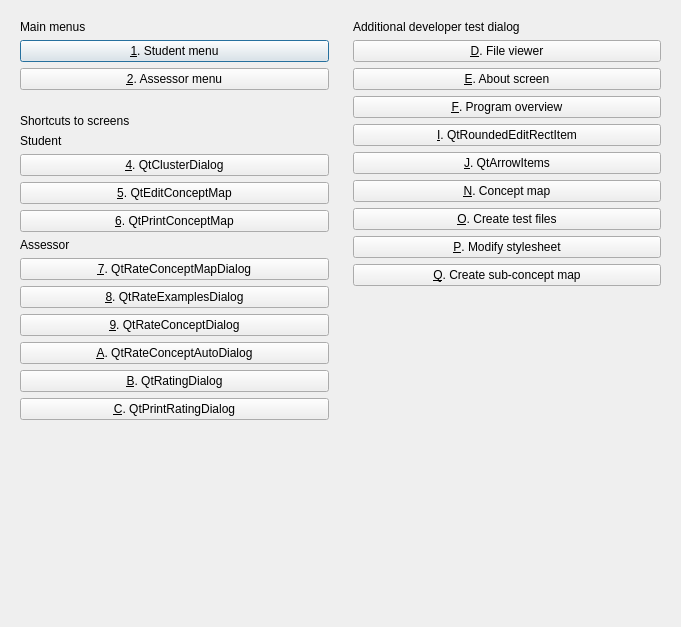
First picture: the form in Projects/ProjectBrainweaver/qtpvdbmenudialog.ui, repository richelbilderbeek/ProjectRichelBilderbeek, before the edit.
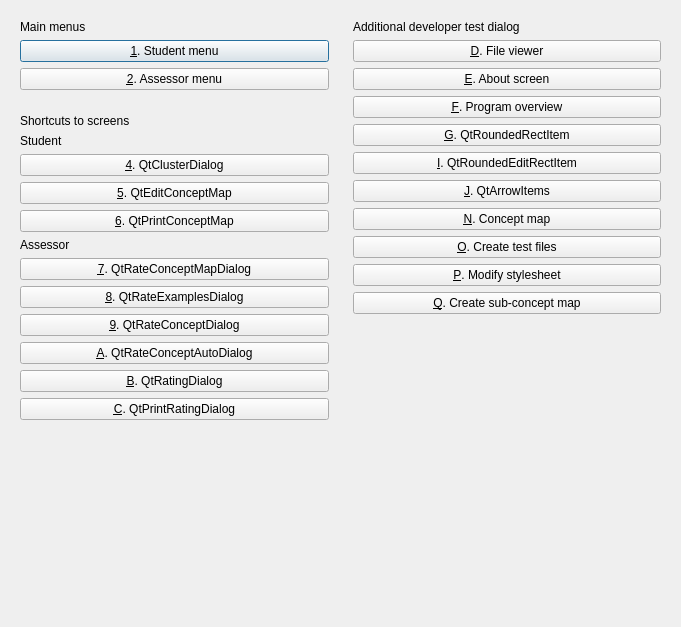
Second picture: the form after the edit. Icons and pictures are not drawn.

Commit message: QtRoundedRectItem v.1.10

What changed in the file:
```diff
--- a/Projects/ProjectBrainweaver/qtpvdbmenudialog.ui
+++ b/Projects/ProjectBrainweaver/qtpvdbmenudialog.ui
@@ -85,6 +85,13 @@
         </property>
        </widget>
       </item>
+      <item>
+       <widget class="QPushButton" name="button_test_qtroundedrectitem">
+        <property name="text">
+         <string>&amp;G. QtRoundedRectItem</string>
+        </property>
+       </widget>
+      </item>
       <item>
        <widget class="QPushButton" name="button_test_qtroundededitrectitem">
         <property name="text">
```
The commit also changes 17 other files.
